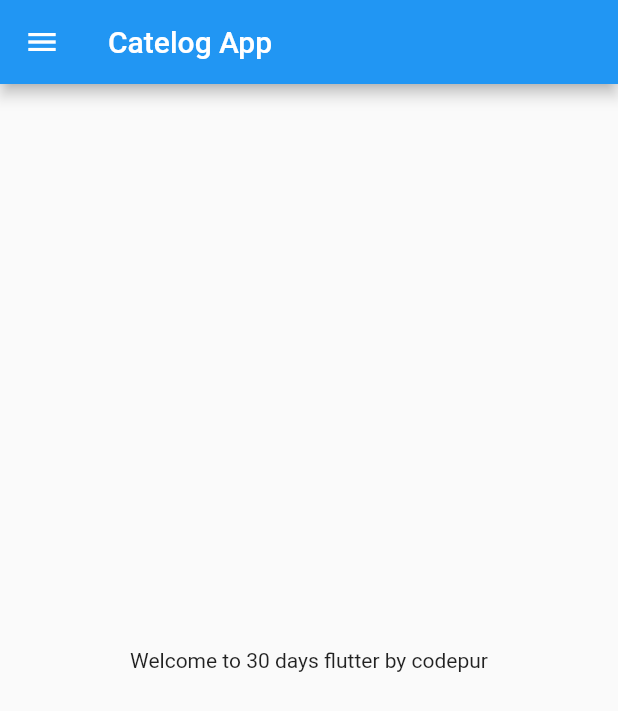
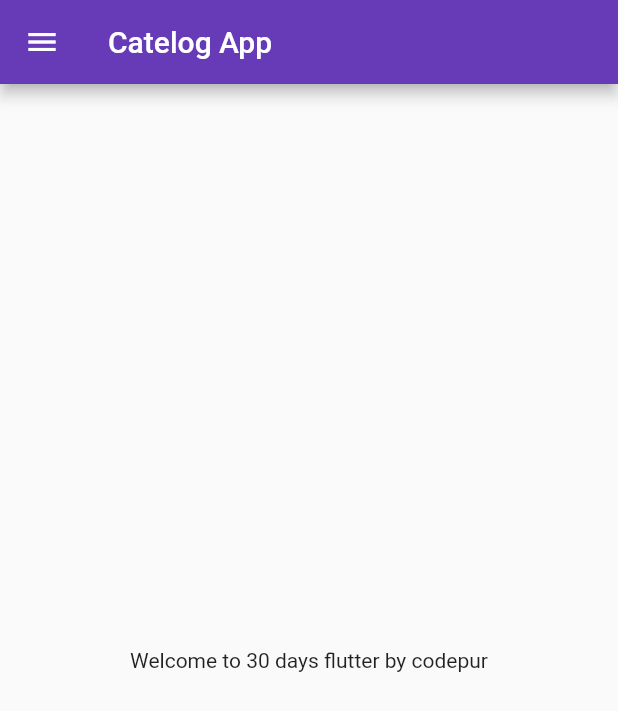
Before and after one commit to Ankita-Umredkar/30_days_flutter, a Flutter app: the screen it shows after launch, on a phone screen of 412 x 824 dp. Shown: the top 711 px of the screen. Run offline on Flutter 3.47's test engine with Material 2 defaults, Android fonts, the phone set to English and light mode, and no system bars.

Commit message:
day3 completed

```diff
--- a/lib/main.dart
+++ b/lib/main.dart
@@ -1,5 +1,6 @@
 import 'package:flutter/material.dart';
-import 'package:flutter_catalog/home_page.dart';
+import 'package:flutter_catalog/pages/home_page.dart';
+import 'package:flutter_catalog/pages/login_page.dart';
 
 void main() {
   runApp(MyApp());
@@ -8,6 +9,19 @@ void main() {
 class MyApp extends StatelessWidget {
   @override
   Widget build(BuildContext context) {
-    return MaterialApp(home: HomePage());
+    return MaterialApp(
+      themeMode: ThemeMode.light,
+      theme: ThemeData(primarySwatch: Colors.deepPurple),
+      darkTheme: ThemeData(
+        brightness: Brightness.dark,
+        // primarySwatch: Colors.red,
+      ),
+      initialRoute: "/home",
+      routes: {
+        "/": (context) => LoginPage(),
+        "/home": (context) => HomePage(),
+        "/login": (context) => LoginPage(),
+      },
+    );
   }
 }
```
Also changed, not shown: lib/pages/login_page.dart (added, +17 -0 lines), lib/pages/home_page.dart (renamed from lib/home_page.dart).
